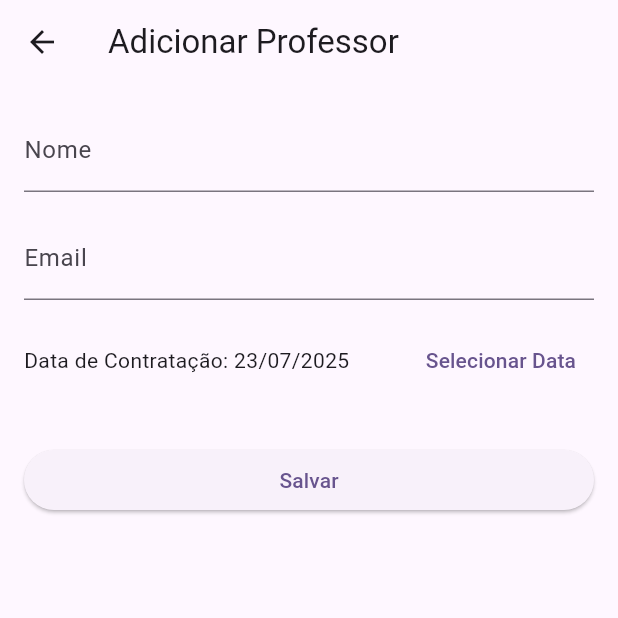
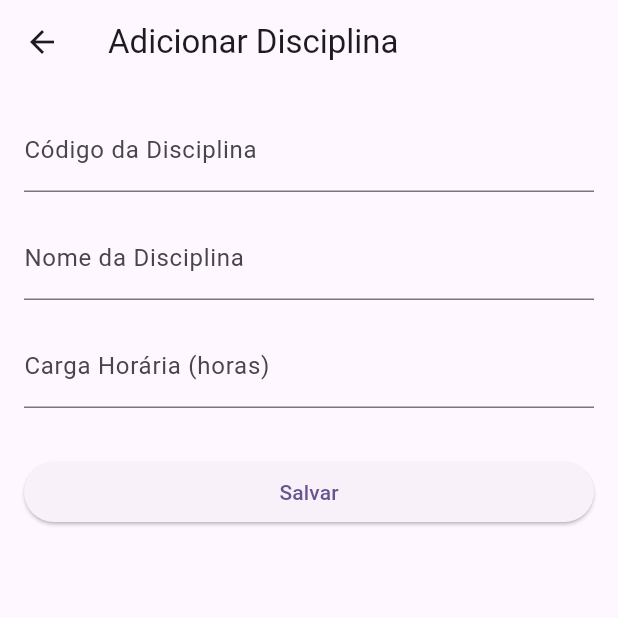
Before and after one commit to Progamadordepretendencia/university-skills, a Flutter app: the screen it shows after launch, after a tap on the "add" icon, on a phone screen of 412 x 824 dp, the top half of it. Run offline on Flutter 3.47's test engine with Material 3 defaults, Android fonts, the phone set to English and light mode, and no system bars; network calls fail.

Commit message:
adição de disciplinas

```diff
--- a/universidade_frontend/lib/main.dart
+++ b/universidade_frontend/lib/main.dart
@@ -1,6 +1,6 @@
 // lib/main.dart
 import 'package:flutter/material.dart';
-import 'screens/professores_screen.dart'; // 1. Importe a nova tela
+import 'screens/disciplinas_screen.dart';
 
 void main() {
   runApp(const MyApp());
@@ -19,7 +19,7 @@
         cardTheme: const CardThemeData(elevation: 2), // Um pequeno estilo para os cards
       ),
       debugShowCheckedModeBanner: false,
-      home: const ProfessoresScreen(), // 2. Defina a tela de professores como a inicial
+      home: const DisciplinasScreen(), // 2. Defina a tela de professores como a inicial
     );
   }
 }
--- /dev/null
+++ b/universidade_frontend/lib/models/disciplina_model.dart
@@ -0,0 +1,35 @@
+// lib/models/disciplina_model.dart
+import 'dart:convert';
+
+// Helper para decodificar uma lista de disciplinas a partir de um JSON
+List<Disciplina> disciplinaFromJson(String str) => List<Disciplina>.from(json.decode(str).map((x) => Disciplina.fromJson(x)));
+
+class Disciplina {
+  final int? id;
+  final String codigoDisciplina;
+  final String nome;
+  final int cargaHoraria;
+
+  Disciplina({
+    this.id,
+    required this.codigoDisciplina,
+    required this.nome,
+    required this.cargaHoraria,
+  });
+
+  // Construtor factory para criar uma Disciplina a partir de um mapa JSON
+  factory Disciplina.fromJson(Map<String, dynamic> json) => Disciplina(
+        id: json["id"],
+        codigoDisciplina: json["codigo_disciplina"],
+        nome: json["nome"],
+        cargaHoraria: json["carga_horaria"],
+      );
+
+  // Método para converter o objeto Disciplina para um mapa JSON
+  Map<String, dynamic> toJson() => {
+        "id": id,
+        "codigo_disciplina": codigoDisciplina,
+        "nome": nome,
+        "carga_horaria": cargaHoraria,
+      };
+}
--- /dev/null
+++ b/universidade_frontend/lib/screens/disciplina_form_screen.dart
@@ -0,0 +1,86 @@
+// lib/screens/disciplina_form_screen.dart
+import 'package:flutter/material.dart';
+import 'package:flutter/services.dart';
+import '../models/disciplina_model.dart';
+
+class DisciplinaFormScreen extends StatefulWidget {
+  final Disciplina? disciplina;
+
+  const DisciplinaFormScreen({super.key, this.disciplina});
+
+  @override
+  State<DisciplinaFormScreen> createState() => _DisciplinaFormScreenState();
+}
+
+class _DisciplinaFormScreenState extends State<DisciplinaFormScreen> {
+  final _formKey = GlobalKey<FormState>();
+  late TextEditingController _codigoController;
+  late TextEditingController _nomeController;
+  late TextEditingController _cargaHorariaController;
+
+  @override
+  void initState() {
+    super.initState();
+    _codigoController = TextEditingController(text: widget.disciplina?.codigoDisciplina ?? '');
+    _nomeController = TextEditingController(text: widget.disciplina?.nome ?? '');
+    _cargaHorariaController = TextEditingController(text: widget.disciplina?.cargaHoraria.toString() ?? '');
+  }
+
+  void _submitForm() {
+    final formState = _formKey.currentState;
+    if (formState == null || !formState.validate()) {
+      return;
+    }
+
+    final novaDisciplina = Disciplina(
+      id: widget.disciplina?.id,
+      codigoDisciplina: _codigoController.text,
+      nome: _nomeController.text,
+      cargaHoraria: int.parse(_cargaHorariaController.text),
+    );
+    Navigator.of(context).pop(novaDisciplina);
+  }
+
+  @override
+  Widget build(BuildContext context) {
+    return Scaffold(
+      appBar: AppBar(
+        title: Text(widget.disciplina == null ? 'Adicionar Disciplina' : 'Editar Disciplina'),
+      ),
+      body: Padding(
+        padding: const EdgeInsets.all(16.0),
+        child: Form(
+          key: _formKey,
+          child: ListView(
+            children: [
+              TextFormField(
+                controller: _codigoController,
+                decoration: const InputDecoration(labelText: 'Código da Disciplina'),
+                validator: (value) => (value == null || value.isEmpty) ? 'Campo obrigatório.' : null,
+              ),
+              const SizedBox(height: 16),
+              TextFormField(
+                controller: _nomeController,
+                decoration: const InputDecoration(labelText: 'Nome da Disciplina'),
+                validator: (value) => (value == null || value.isEmpty) ? 'Campo obrigatório.' : null,
+              ),
+              const SizedBox(height: 16),
+              TextFormField(
+                controller: _cargaHorariaController,
+                decoration: const InputDecoration(labelText: 'Carga Horária (horas)'),
+                keyboardType: TextInputType.number,
+                inputFormatters: [FilteringTextInputFormatter.digitsOnly],
+                validator: (value) => (value == null || value.isEmpty) ? 'Campo obrigatório.' : null,
+              ),
+              const SizedBox(height: 32),
+              ElevatedButton(
+                onPressed: _submitForm,
+                child: const Text('Salvar'),
+              ),
+            ],
+          ),
+        ),
+      ),
+    );
+  }
+}
--- /dev/null
+++ b/universidade_frontend/lib/screens/disciplinas_screen.dart
@@ -0,0 +1,158 @@
+// lib/screens/disciplinas_screen.dart
+import 'package:flutter/material.dart';
+import 'package:universidade_frontend/screens/disciplina_form_screen.dart';
+import '../models/disciplina_model.dart';
+import '../services/api_service.dart';
+
+class DisciplinasScreen extends StatefulWidget {
+  const DisciplinasScreen({super.key});
+
+  @override
+  State<DisciplinasScreen> createState() => _DisciplinasScreenState();
+}
+
+class _DisciplinasScreenState extends State<DisciplinasScreen> {
+  late Future<List<Disciplina>> _disciplinasFuture;
+  final ApiService _apiService = ApiService();
+
+  @override
+  void initState() {
+    super.initState();
+    _refreshDisciplinas();
+  }
+
+  void _refreshDisciplinas() {
+    setState(() {
+      _disciplinasFuture = _apiService.fetchDisciplinas();
+    });
+  }
+
+  void _navigateToAddDisciplina() async {
+    final result = await Navigator.of(context).push<Disciplina>(
+      MaterialPageRoute(builder: (_) => const DisciplinaFormScreen()),
+    );
+    if (result != null) {
+      try {
+        await _apiService.createDisciplina(result);
+        _refreshDisciplinas();
+        _showSnackBar('Disciplina criada com sucesso!');
+      } catch (e) {
+        _showSnackBar('Erro ao criar disciplina: ${e.toString()}', isError: true);
+      }
+    }
+  }
+
+  void _navigateToEditDisciplina(Disciplina disciplina) async {
+    final result = await Navigator.of(context).push<Disciplina>(
+      MaterialPageRoute(builder: (_) => DisciplinaFormScreen(disciplina: disciplina)),
+    );
+    if (result != null) {
+      try {
+        await _apiService.updateDisciplina(result);
+        _refreshDisciplinas();
+        _showSnackBar('Disciplina atualizada com sucesso!');
+      } catch (e) {
+        _showSnackBar('Erro ao atualizar disciplina: ${e.toString()}', isError: true);
+      }
+    }
+  }
+
+  void _confirmDeleteDisciplina(int id) {
+    showDialog(
+      context: context,
+      builder: (ctx) => AlertDialog(
+        title: const Text('Confirmar Exclusão'),
+        content: const Text('Você tem certeza que deseja deletar esta disciplina?'),
+        actions: [
+          TextButton(child: const Text('Cancelar'), onPressed: () => Navigator.of(ctx).pop()),
+          TextButton(
+            child: const Text('Deletar'),
+            onPressed: () {
+              Navigator.of(ctx).pop();
+              _deleteDisciplina(id);
+            },
+          ),
+        ],
+      ),
+    );
+  }
+
+  void _deleteDisciplina(int id) async {
+    try {
+      await _apiService.deleteDisciplina(id);
+      _refreshDisciplinas();
+      _showSnackBar('Disciplina deletada com sucesso!');
+    } catch (e) {
+      _showSnackBar('Erro ao deletar disciplina: ${e.toString()}', isError: true);
+    }
+  }
+
+  void _showSnackBar(String message, {bool isError = false}) {
+    ScaffoldMessenger.of(context).showSnackBar(
+      SnackBar(
+        content: Text(message),
+        backgroundColor: isError ? Colors.red : Colors.green,
+      ),
+    );
+  }
+
+  @override
+  Widget build(BuildContext context) {
+    return Scaffold(
+      appBar: AppBar(
+        title: const Text('Gerenciar Disciplinas'),
+        actions: [
+          IconButton(icon: const Icon(Icons.refresh), onPressed: _refreshDisciplinas),
+        ],
+      ),
+      body: FutureBuilder<List<Disciplina>>(
+        future: _disciplinasFuture,
+        builder: (context, snapshot) {
+          if (snapshot.connectionState == ConnectionState.waiting) {
+            return const Center(child: CircularProgressIndicator());
+          } else if (snapshot.hasError) {
+            return Center(child: Text('Erro: ${snapshot.error}'));
+          } else if (!snapshot.hasData || snapshot.data!.isEmpty) {
+            return const Center(child: Text('Nenhuma disciplina encontrada.'));
+          } else {
+            final disciplinas = snapshot.data!;
+            return ListView.builder(
+              itemCount: disciplinas.length,
+              itemBuilder: (context, index) {
+                final disciplina = disciplinas[index];
+                return Card(
+                  margin: const EdgeInsets.symmetric(horizontal: 16, vertical: 8),
+                  child: ListTile(
+                    leading: CircleAvatar(
+                      child: Text(disciplina.codigoDisciplina.substring(0, 2)),
+                    ),
+                    title: Text(disciplina.nome),
+                    subtitle: Text('Código: ${disciplina.codigoDisciplina} - Carga Horária: ${disciplina.cargaHoraria}h'),
+                    trailing: Row(
+                      mainAxisSize: MainAxisSize.min,
+                      children: [
+                        IconButton(
+                          icon: const Icon(Icons.edit, color: Colors.blue),
+                          onPressed: () => _navigateToEditDisciplina(disciplina),
+                        ),
+                        IconButton(
+                          icon: const Icon(Icons.delete, color: Colors.red),
+                          onPressed: () => _confirmDeleteDisciplina(disciplina.id!),
+                        ),
+                      ],
+                    ),
+                  ),
+                );
+              },
+            );
+          }
+        },
+      ),
+      floatingActionButton: FloatingActionButton(
+        onPressed: _navigateToAddDisciplina,
+        tooltip: 'Adicionar Disciplina',
+        child: const Icon(Icons.add),
+      ),
+    );
+  }
+}
--- a/universidade_frontend/lib/services/api_service.dart
+++ b/universidade_frontend/lib/services/api_service.dart
@@ -1,6 +1,7 @@
 // lib/services/api_service.dart
 import 'dart:convert';
 import 'package:http/http.dart' as http;
+import 'package:universidade_frontend/models/disciplina_model.dart';
 import '../models/professor_model.dart';
 
 class ApiService {
@@ -65,4 +66,45 @@ class ApiService {
       throw Exception('Falha ao deletar professor. Status: ${response.statusCode}');
     }
   }
+   Future<List<Disciplina>> fetchDisciplinas() async {
+    final response = await http.get(Uri.parse('$_baseUrl/disciplinas'));
+    if (response.statusCode == 200) {
+      final String responseBody = utf8.decode(response.bodyBytes);
+      return disciplinaFromJson(responseBody);
+    } else {
+      throw Exception('Falha ao carregar as disciplinas');
+    }
+  }
+
+  Future<Disciplina> createDisciplina(Disciplina disciplina) async {
+    final response = await http.post(
+      Uri.parse('$_baseUrl/disciplinas'),
+      headers: _headers,
+      body: jsonEncode(disciplina.toJson()),
+    );
+    if (response.statusCode == 201) {
+      final String responseBody = utf8.decode(response.bodyBytes);
+      return Disciplina.fromJson(jsonDecode(responseBody));
+    } else {
+      throw Exception('Falha ao criar disciplina');
+    }
+  }
+
+  Future<void> updateDisciplina(Disciplina disciplina) async {
+    final response = await http.put(
+      Uri.parse('$_baseUrl/disciplinas/${disciplina.id}'),
+      headers: _headers,
+      body: jsonEncode(disciplina.toJson()),
+    );
+    if (response.statusCode != 200) {
+      throw Exception('Falha ao atualizar disciplina');
+    }
+  }
+
+  Future<void> deleteDisciplina(int id) async {
+    final response = await http.delete(Uri.parse('$_baseUrl/disciplinas/$id'));
+    if (response.statusCode != 200) {
+      throw Exception('Falha ao deletar disciplina');
+    }
+  }
 }
```
Also changed, not shown: universidade_frontend/lib/screens/main_screen.dart (added, +65 -0 lines).
